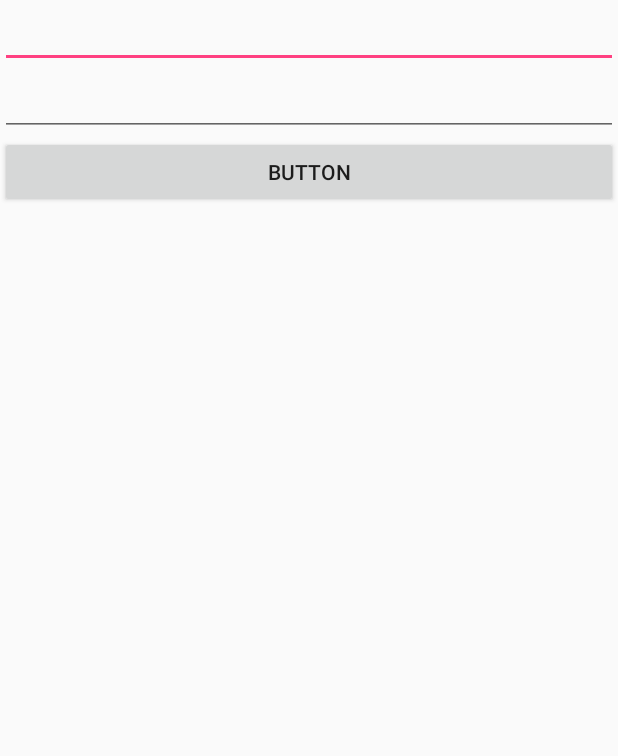
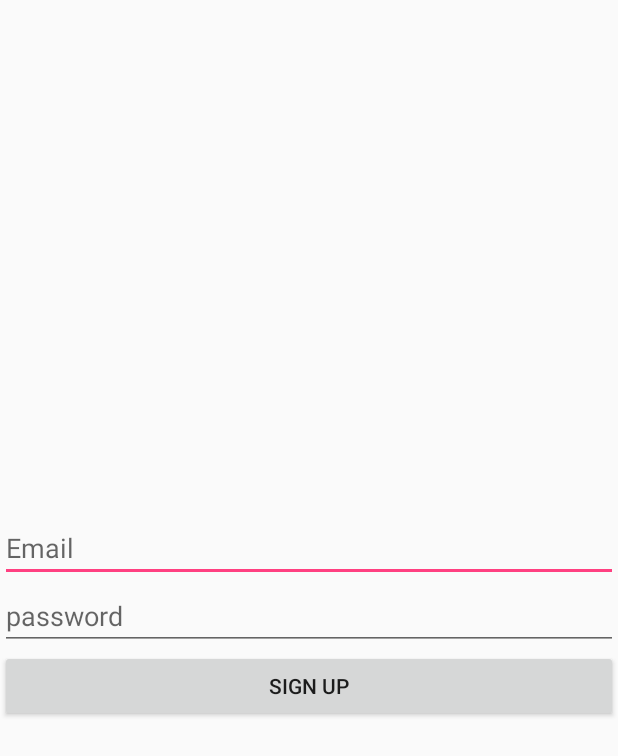
Before and after one commit to avalles/GetPR, an Android app: the screen it shows after launch (SignUp), after a tap on "SIGN UP", on a phone screen of 412 x 824 dp. Shown: the top 756 px of the screen. Run offline under Robolectric (Android 15) with nearby library versions, the phone set to English and light mode, and no system bars; libraries missing offline, so code that uses them is left out: com.parse; 1 statement that could not run was skipped.

Commit message:
user signed up

```diff
--- a/app/src/main/java/com/trafalascode/getpr/MainActivity.java
+++ b/app/src/main/java/com/trafalascode/getpr/MainActivity.java
@@ -5,12 +5,20 @@ import android.support.v7.app.AppCompatActivity;
 import android.os.Bundle;
 import android.view.View;
 
+import com.parse.Parse;
+
 public class MainActivity extends AppCompatActivity {
 
     @Override
     protected void onCreate(Bundle savedInstanceState) {
         super.onCreate(savedInstanceState);
         setContentView(R.layout.activity_main);
+
+        Parse.initialize(new Parse.Configuration.Builder(this)
+        .applicationId("7oYbPZwkqpIvKxgrYis6BtBz2cygQRlBTmqK2Ufv")
+        .clientKey("51h9KKW4eciUoZRl09qD7hcilttHkE1UVC0yyeeJ")
+        .server("https://parseapi.back4app.com/")
+        .build());
     }
 
     public void login(View view) {
--- a/app/src/main/java/com/trafalascode/getpr/SignUp.java
+++ b/app/src/main/java/com/trafalascode/getpr/SignUp.java
@@ -1,13 +1,57 @@
 package com.trafalascode.getpr;
 
+import android.content.Intent;
 import android.support.v7.app.AppCompatActivity;
 import android.os.Bundle;
+import android.view.View;
+import android.widget.Button;
+import android.widget.EditText;
+import android.widget.Toast;
+
+import com.parse.ParseException;
+import com.parse.ParseObject;
+import com.parse.ParseQuery;
+import com.parse.ParseUser;
+import com.parse.SignUpCallback;
 
 public class SignUp extends AppCompatActivity {
+
+    EditText email, pass;
+    Button signUp;
 
     @Override
     protected void onCreate(Bundle savedInstanceState) {
         super.onCreate(savedInstanceState);
         setContentView(R.layout.activity_sign_up);
+
+        email = (EditText)findViewById(R.id.signUpEmailEditText);
+        pass = (EditText)findViewById(R.id.signUpPassEditText);
+        signUp = (Button)findViewById(R.id.signUpButton);
+
+        signUp.setOnClickListener(new View.OnClickListener() {
+            @Override
+            public void onClick(View view) {
+                onSignUpPressed();
+            }
+        });
+
+    }
+
+    public void onSignUpPressed(){
+        ParseUser user = new ParseUser();
+        user.setUsername("test");
+        user.setEmail(email.getText().toString());
+        user.setPassword(pass.getText().toString());
+
+        user.signUpInBackground(new SignUpCallback() {
+            @Override
+            public void done(ParseException e) {
+                if(e==null){
+                    Toast.makeText(SignUp.this, "User signed up", Toast.LENGTH_LONG).show();
+                }else{
+                    Toast.makeText(SignUp.this, "Error: " + e.getMessage(), Toast.LENGTH_LONG).show();
+                }
+            }
+        });
     }
 }
--- a/app/src/main/res/layout/activity_sign_up.xml
+++ b/app/src/main/res/layout/activity_sign_up.xml
@@ -5,6 +5,7 @@
     android:layout_width="match_parent"
     android:layout_height="match_parent"
     android:orientation="vertical"
+    android:gravity="center"
     tools:context="com.trafalascode.getpr.SignUp">
 
 
@@ -13,18 +14,20 @@
         android:layout_height="wrap_content"
         android:inputType="textEmailAddress"
         android:ems="10"
-        android:id="@+id/editText" />
+        android:hint="Email"
+        android:id="@+id/signUpEmailEditText" />
 
     <EditText
         android:layout_width="match_parent"
         android:layout_height="wrap_content"
         android:inputType="textPassword"
         android:ems="10"
-        android:id="@+id/editText2" />
+        android:hint="password"
+        android:id="@+id/signUpPassEditText" />
 
     <Button
-        android:text="Button"
+        android:text="Sign up"
         android:layout_width="match_parent"
         android:layout_height="wrap_content"
-        android:id="@+id/button" />
+        android:id="@+id/signUpButton" />
 </LinearLayout>
```
Also changed, not shown: app/src/main/AndroidManifest.xml (line endings or trailing spaces).
